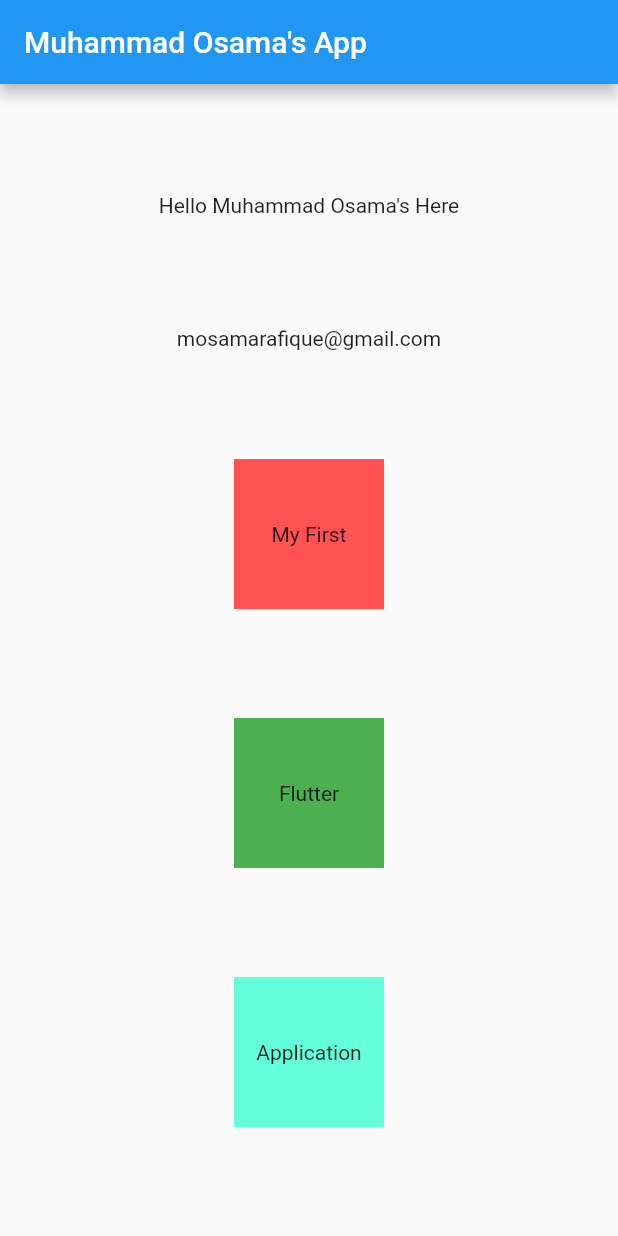
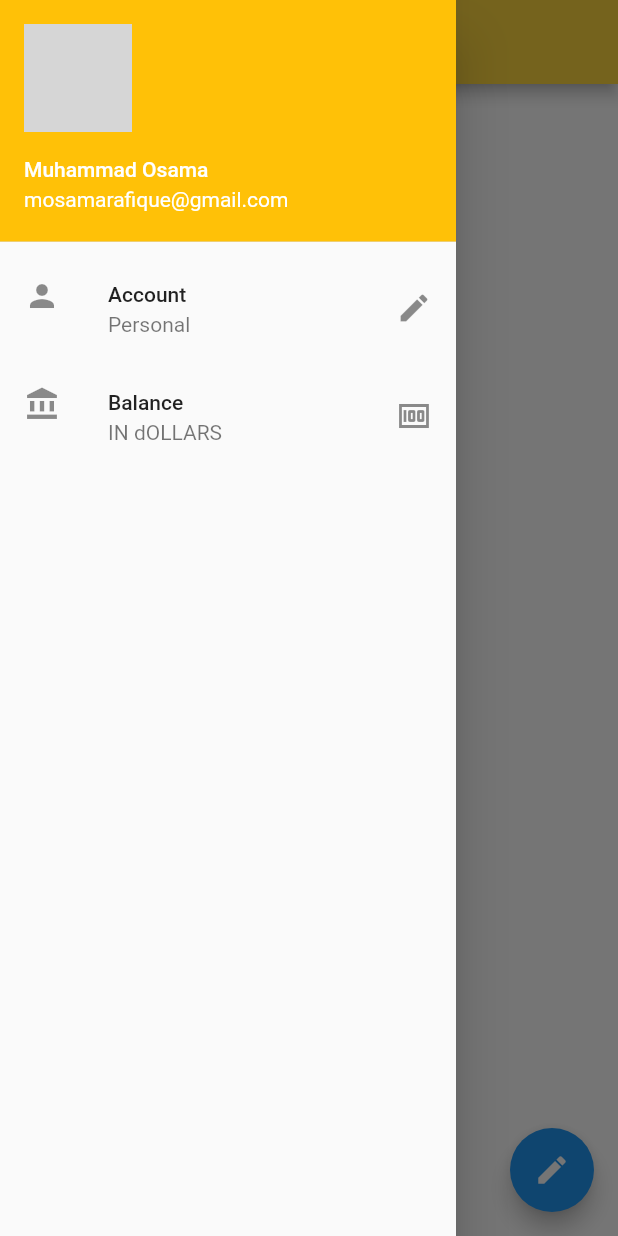
Before and after one commit to Muhammad-Osama-Qureshi/FlutterFirstapp, a Flutter app: the screen it shows after launch, with the side drawer open (before the commit the screen has no drawer), on a phone screen of 412 x 824 dp. Run offline on Flutter 3.47's test engine with Material 2 defaults, Android fonts, the phone set to English and light mode, and no system bars; network calls fail; grey boxes are pictures that could not be loaded.

Commit message:
chap3 complete

```diff
--- a/lib/main.dart
+++ b/lib/main.dart
@@ -2,6 +2,7 @@ import 'package:flutter/material.dart';
 
 void main() {
   runApp(MaterialApp(
+    color: Colors.amber,
     title: "Muhammad Osama App",
     home: HomePage(),
   ));
@@ -11,35 +12,43 @@ class HomePage extends StatelessWidget {
   @override
   Widget build(BuildContext context) {
     return Scaffold(
-        appBar: AppBar(title: Text("Muhammad Osama's App ")),
-        body: Center(
-          child: Column(
-            mainAxisAlignment: MainAxisAlignment.spaceEvenly,
-            children: [
-              Center(child: Text("Hello Muhammad Osama's Here")),
-              Center(child: Text("mosamarafique@gmail.com")),
-              Container(
-                child: Center(child: Text("My First")),
-                padding: const EdgeInsets.all(8),
-                width: 100,
-                height: 100,
-                color: Colors.redAccent,
+        backgroundColor: Colors.white,
+        appBar: AppBar(
+          title: Text("Muhammad Osama's App "),
+          backgroundColor: Colors.amberAccent,
+        ),
+        body: Container(),
+        drawer: Drawer(
+          child: ListView(
+            padding: EdgeInsets.zero,
+            children: <Widget>[
+              UserAccountsDrawerHeader(
+                accountName: Text("Muhammad Osama"),
+                accountEmail: Text("mosamarafique@gmail.com"),
+                currentAccountPicture: CircleAvatar(
+                  backgroundImage: NetworkImage(
+                      "https://images.unsplash.com/photo-1503443207922-dff7d543fd0e?ixlib=rb-1.2.1&ixid=MnwxMjA3fDB8MHxwaG90by1wYWdlfHx8fGVufDB8fHx8&auto=format&fit=crop&w=282&q=80"),
+                ),
+                decoration: BoxDecoration(color: Colors.amber),
               ),
-              Container(
-                  child: Center(child: Text("Flutter")),
-                  padding: const EdgeInsets.all(8),
-                  width: 100,
-                  height: 100,
-                  color: Colors.green),
-              Container(
-                child: Center(child: Text("Application")),
-                padding: const EdgeInsets.all(8),
-                width: 100,
-                height: 100,
-                color: Colors.tealAccent,
+              ListTile(
+                leading: Icon(Icons.person),
+                title: Text("Account"),
+                subtitle: Text("Personal"),
+                trailing: Icon(Icons.edit),
               ),
+              ListTile(
+                  leading: Icon(Icons.account_balance),
+                  title: Text("Balance"),
+                  subtitle: Text("IN dOLLARS"),
+                  trailing: Icon(Icons.money))
             ],
           ),
-        ));
+        ),
+        floatingActionButton: FloatingActionButton(
+            onPressed: () {},
+            child: Icon(
+              Icons.edit,
+            )));
   }
 }
```
